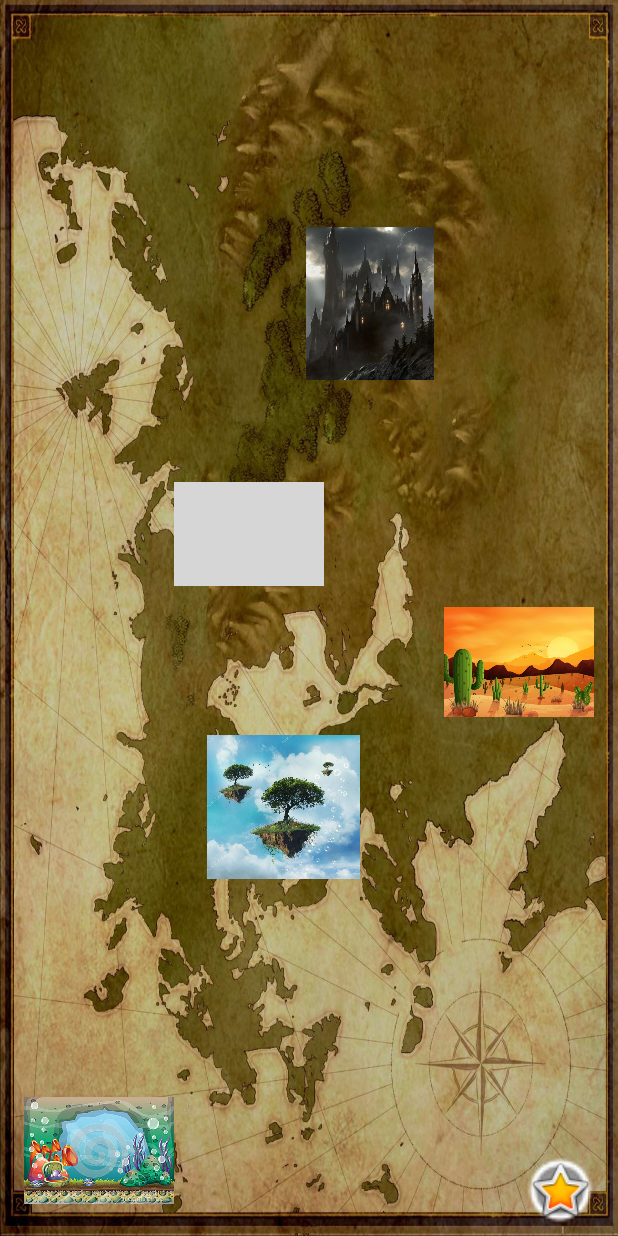
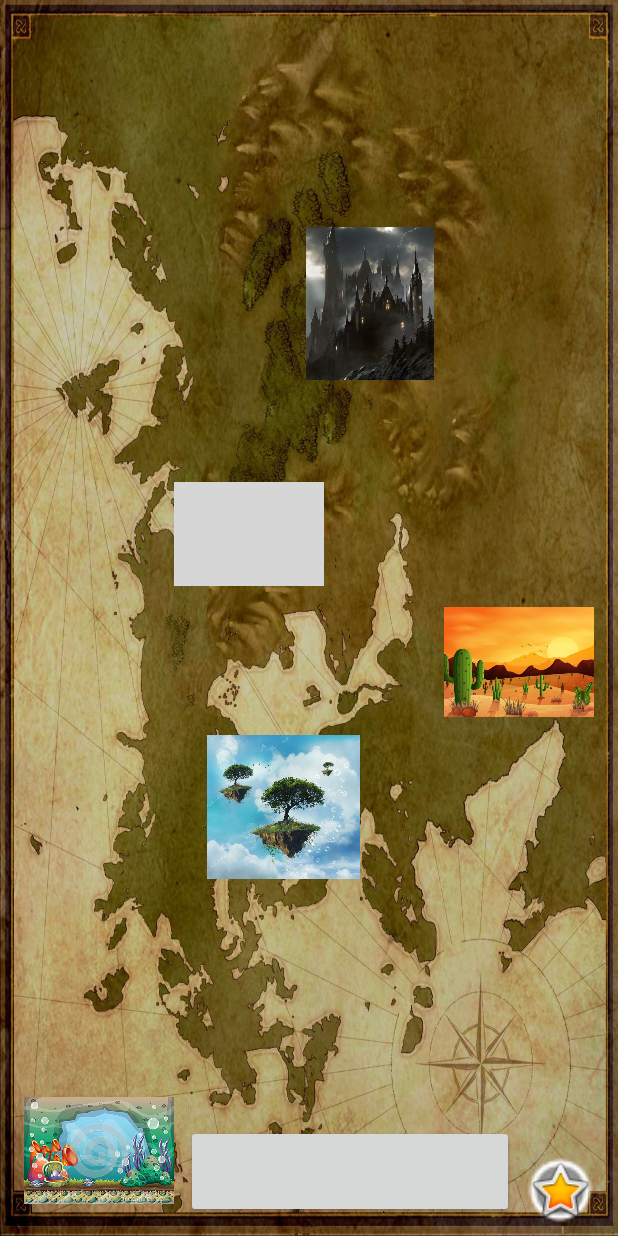
Before and after one commit to Episkey/HackathonPAN, an Android app: the layout activity_main.xml on its own in the app's theme, with its tools: preview values and no code run, on a phone screen of 412 x 824 dp. Run offline under Robolectric (Android 15) with nearby library versions, the light colour scheme and no system bars; network calls fail; grey boxes are pictures that could not be loaded.

Commit message:
easteregg

```diff
--- a/app/src/main/java/com/example/pankathon/Fight.java
+++ b/app/src/main/java/com/example/pankathon/Fight.java
@@ -86,6 +86,9 @@ public class Fight extends AppCompatActivity {
         }
         if(settings.getWorld() == 5) {
             back.setBackgroundResource(R.drawable.sky);
+        }
+        if(settings.getWorld() == 6) {
+            back.setBackgroundResource(R.drawable.easteregg);
         }
         randomEgg = listFightingEggs.get(0);
         presentation();
--- a/app/src/main/res/layout/activity_main.xml
+++ b/app/src/main/res/layout/activity_main.xml
@@ -7,16 +7,19 @@
     android:background="@drawable/background"
     tools:context=".MainActivity" >
 
-    <ImageButton
+    <Button
         android:id="@+id/ibEasterEgg"
-        android:layout_width="79dp"
+        android:layout_width="0dp"
         android:layout_height="62dp"
         android:layout_marginStart="8dp"
         android:layout_marginLeft="8dp"
-        android:layout_marginTop="8dp"
-        android:visibility="invisible"
-        app:layout_constraintStart_toStartOf="parent"
-        app:layout_constraintTop_toTopOf="parent"
+        android:layout_marginEnd="8dp"
+        android:layout_marginRight="8dp"
+        android:layout_marginBottom="12dp"
+        android:visibility="visible"
+        app:layout_constraintBottom_toBottomOf="parent"
+        app:layout_constraintEnd_toStartOf="@+id/ibListButton"
+        app:layout_constraintStart_toEndOf="@+id/ibOcean"
         app:srcCompat="@android:color/darker_gray" />
 
     <ImageButton
@@ -98,11 +101,9 @@
         android:layout_marginBottom="8dp"
         android:adjustViewBounds="true"
         android:background="@android:drawable/presence_invisible"
-        android:contentDescription="TODO"
         android:cropToPadding="true"
         android:scaleType="fitCenter"
         android:visibility="visible"
-        app:barrierAllowsGoneWidgets="false"
         app:layout_constraintBottom_toBottomOf="parent"
         app:layout_constraintEnd_toEndOf="parent"
         app:srcCompat="@android:drawable/btn_star_big_on" />
--- a/app/src/main/res/layout/item_egglist.xml
+++ b/app/src/main/res/layout/item_egglist.xml
@@ -43,7 +43,6 @@
         android:layout_marginEnd="16dp"
         android:layout_marginRight="16dp"
         android:layout_marginBottom="8dp"
-        android:contentDescription="@string/todo"
         android:text="@string/eggwin"
         app:layout_constraintBottom_toBottomOf="parent"
         app:layout_constraintEnd_toStartOf="@+id/tvrare"
--- a/app/src/main/res/values/strings.xml
+++ b/app/src/main/res/values/strings.xml
@@ -7,5 +7,5 @@
     <string name="sky">sky</string>
     <string name="eggwin">eggWin</string>
     <string name="tvrare">TextView</string>
-    <string name="todo">TODO</string>
+
 </resources>
```
Also changed, not shown: app/src/main/java/com/example/pankathon/EasterEgg.java (+16 -0 lines), app/src/main/java/com/example/pankathon/MainActivity.java (+22 -4 lines), app/src/main/res/drawable/bastien.jpg (added).
